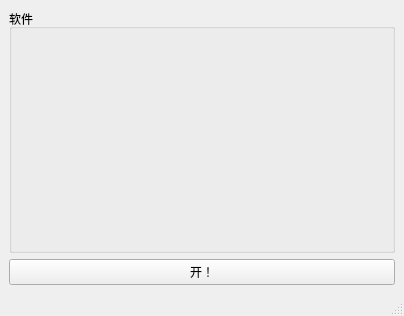
Qt form J_Living/J_LivingScript/python/J_SoftWareManager/J_SoftWareManagerUi.ui (wangziheng0426/JMadOnion) before a commit.
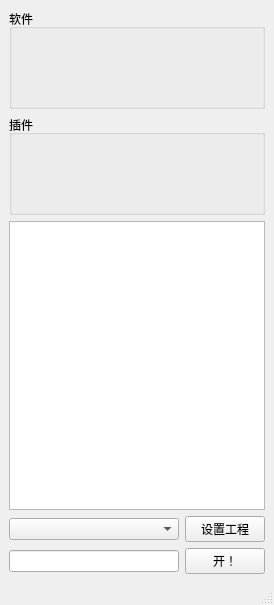
The same form after that commit.

```diff
--- a/J_Living/J_LivingScript/python/J_SoftWareManager/J_SoftWareManagerUi.ui
+++ b/J_Living/J_LivingScript/python/J_SoftWareManager/J_SoftWareManagerUi.ui
@@ -9,8 +9,8 @@
    <rect>
     <x>0</x>
     <y>0</y>
-    <width>404</width>
-    <height>316</height>
+    <width>274</width>
+    <height>605</height>
    </rect>
   </property>
   <property name="minimumSize">
@@ -30,21 +30,65 @@
   </property>
   <widget class="QWidget" name="centralwidget">
    <layout class="QGridLayout" name="gridLayout_2">
-    <item row="0" column="0">
+    <item row="0" column="0" colspan="2">
      <widget class="QGroupBox" name="groupBox">
+      <property name="enabled">
+       <bool>true</bool>
+      </property>
+      <property name="minimumSize">
+       <size>
+        <width>100</width>
+        <height>100</height>
+       </size>
+      </property>
+      <property name="maximumSize">
+       <size>
+        <width>16777215</width>
+        <height>200</height>
+       </size>
+      </property>
       <property name="title">
        <string>软件</string>
       </property>
       <layout class="QGridLayout" name="gridLayout"/>
      </widget>
     </item>
-    <item row="1" column="0">
+    <item row="1" column="0" colspan="2">
+     <widget class="QGroupBox" name="groupBox_2">
+      <property name="minimumSize">
+       <size>
+        <width>100</width>
+        <height>100</height>
+       </size>
+      </property>
+      <property name="title">
+       <string>插件</string>
+      </property>
+     </widget>
+    </item>
+    <item row="2" column="0" colspan="2">
+     <widget class="QTreeView" name="treeView"/>
+    </item>
+    <item row="3" column="1">
+     <widget class="QPushButton" name="pushButton">
+      <property name="text">
+       <string>设置工程</string>
+      </property>
+     </widget>
+    </item>
+    <item row="4" column="0">
+     <widget class="QLineEdit" name="lineEdit_2"/>
+    </item>
+    <item row="4" column="1">
      <widget class="QPushButton" name="pushButton_open">
       <property name="text">
        <string>开！</string>
       </property>
      </widget>
     </item>
+    <item row="3" column="0">
+     <widget class="QComboBox" name="comboBox"/>
+    </item>
    </layout>
   </widget>
   <widget class="QMenuBar" name="menubar">
```
Left out of the diff: 2 changed lines with no effect on the pictures.
